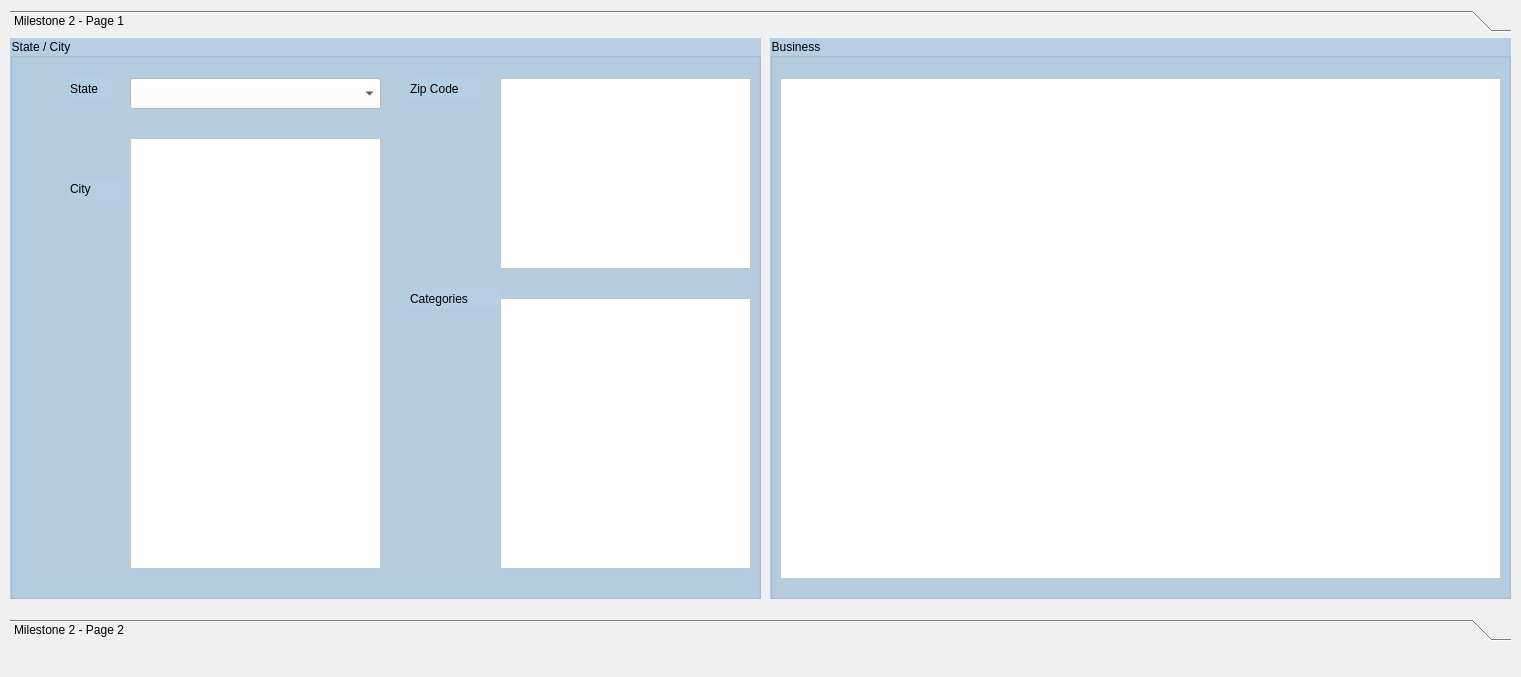
Before: the Qt Designer form milestone1app.ui in csilby01/451milestone3, drawn with Qt 5.
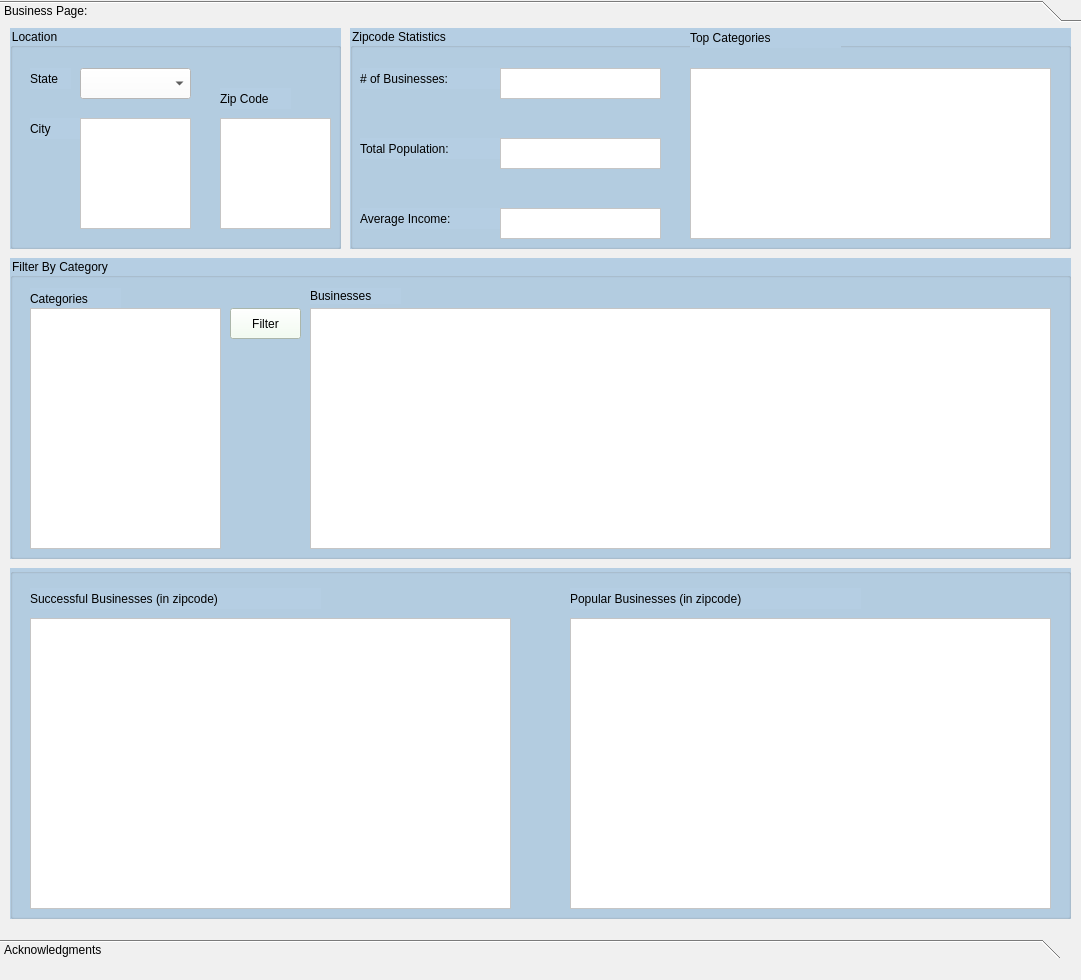
After: the same form once the commit is applied.

What changed in the file:
```diff
--- a/milestone1app.ui
+++ b/milestone1app.ui
@@ -6,8 +6,8 @@
    <rect>
     <x>0</x>
     <y>0</y>
-    <width>1521</width>
-    <height>677</height>
+    <width>1081</width>
+    <height>980</height>
    </rect>
   </property>
   <property name="windowTitle">
@@ -23,10 +23,10 @@
    <widget class="QToolBox" name="toolBox">
     <property name="geometry">
      <rect>
-      <x>10</x>
-      <y>10</y>
-      <width>1501</width>
-      <height>631</height>
+      <x>0</x>
+      <y>0</y>
+      <width>1081</width>
+      <height>961</height>
      </rect>
     </property>
     <property name="styleSheet">
@@ -41,20 +41,20 @@
       <rect>
        <x>0</x>
        <y>0</y>
-       <width>1501</width>
-       <height>563</height>
+       <width>1081</width>
+       <height>893</height>
       </rect>
      </property>
      <attribute name="label">
-      <string>Milestone 2 - Page 1</string>
+      <string>Business Page:</string>
      </attribute>
      <widget class="QGroupBox" name="groupBox">
       <property name="geometry">
        <rect>
-        <x>0</x>
+        <x>10</x>
         <y>0</y>
-        <width>751</width>
-        <height>561</height>
+        <width>331</width>
+        <height>221</height>
        </rect>
       </property>
       <property name="styleSheet">
@@ -62,14 +62,14 @@
 background-color: rgb(181, 206, 227);</string>
       </property>
       <property name="title">
-       <string>State / City</string>
+       <string>Location</string>
       </property>
       <widget class="QComboBox" name="stateList">
        <property name="geometry">
         <rect>
-         <x>120</x>
+         <x>70</x>
          <y>40</y>
-         <width>251</width>
+         <width>111</width>
          <height>31</height>
         </rect>
        </property>
@@ -81,7 +81,7 @@
       <widget class="QLabel" name="label">
        <property name="geometry">
         <rect>
-         <x>60</x>
+         <x>20</x>
          <y>40</y>
          <width>41</width>
          <height>21</height>
@@ -94,8 +94,8 @@
       <widget class="QLabel" name="label_2">
        <property name="geometry">
         <rect>
-         <x>60</x>
-         <y>140</y>
+         <x>20</x>
+         <y>90</y>
          <width>51</width>
          <height>21</height>
         </rect>
@@ -107,10 +107,10 @@
       <widget class="QListWidget" name="cityList">
        <property name="geometry">
         <rect>
-         <x>120</x>
-         <y>100</y>
-         <width>251</width>
-         <height>431</height>
+         <x>70</x>
+         <y>90</y>
+         <width>111</width>
+         <height>111</height>
         </rect>
        </property>
        <property name="styleSheet">
@@ -121,8 +121,8 @@
       <widget class="QLabel" name="label_5">
        <property name="geometry">
         <rect>
-         <x>400</x>
-         <y>40</y>
+         <x>210</x>
+         <y>60</y>
          <width>71</width>
          <height>21</height>
         </rect>
@@ -134,26 +134,180 @@
       <widget class="QListWidget" name="zipList">
        <property name="geometry">
         <rect>
-         <x>490</x>
-         <y>40</y>
-         <width>251</width>
-         <height>191</height>
+         <x>210</x>
+         <y>90</y>
+         <width>111</width>
+         <height>111</height>
         </rect>
        </property>
        <property name="styleSheet">
         <string notr="true">background-color: rgb(255, 255, 255);
 font: 10pt &quot;Lucida Sans Unicode&quot;;</string>
+       </property>
+      </widget>
+     </widget>
+     <widget class="QGroupBox" name="ZipcodeStats">
+      <property name="geometry">
+       <rect>
+        <x>350</x>
+        <y>0</y>
+        <width>721</width>
+        <height>221</height>
+       </rect>
+      </property>
+      <property name="styleSheet">
+       <string notr="true">font: 12pt &quot;Lucida Sans Unicode&quot;;
+background-color: rgb(181, 206, 227);</string>
+      </property>
+      <property name="title">
+       <string>Zipcode Statistics</string>
+      </property>
+      <widget class="QLabel" name="label_3">
+       <property name="geometry">
+        <rect>
+         <x>10</x>
+         <y>40</y>
+         <width>151</width>
+         <height>21</height>
+        </rect>
+       </property>
+       <property name="text">
+        <string># of Businesses:</string>
+       </property>
+      </widget>
+      <widget class="QLabel" name="label_4">
+       <property name="geometry">
+        <rect>
+         <x>10</x>
+         <y>110</y>
+         <width>151</width>
+         <height>21</height>
+        </rect>
+       </property>
+       <property name="text">
+        <string>Total Population:</string>
        </property>
       </widget>
       <widget class="QLabel" name="label_6">
        <property name="geometry">
         <rect>
-         <x>400</x>
-         <y>250</y>
+         <x>10</x>
+         <y>180</y>
+         <width>151</width>
+         <height>21</height>
+        </rect>
+       </property>
+       <property name="text">
+        <string>Average Income:</string>
+       </property>
+      </widget>
+      <widget class="QListWidget" name="numBusiness">
+       <property name="geometry">
+        <rect>
+         <x>150</x>
+         <y>40</y>
+         <width>161</width>
+         <height>31</height>
+        </rect>
+       </property>
+       <property name="styleSheet">
+        <string notr="true">background-color: rgb(255, 255, 255);
+font: 10pt &quot;Lucida Sans Unicode&quot;;</string>
+       </property>
+      </widget>
+      <widget class="QListWidget" name="population">
+       <property name="geometry">
+        <rect>
+         <x>150</x>
+         <y>110</y>
+         <width>161</width>
+         <height>31</height>
+        </rect>
+       </property>
+       <property name="styleSheet">
+        <string notr="true">background-color: rgb(255, 255, 255);
+font: 10pt &quot;Lucida Sans Unicode&quot;;</string>
+       </property>
+      </widget>
+      <widget class="QListWidget" name="avgIncome">
+       <property name="geometry">
+        <rect>
+         <x>150</x>
+         <y>180</y>
+         <width>161</width>
+         <height>31</height>
+        </rect>
+       </property>
+       <property name="styleSheet">
+        <string notr="true">background-color: rgb(255, 255, 255);
+font: 10pt &quot;Lucida Sans Unicode&quot;;</string>
+       </property>
+      </widget>
+      <widget class="QTableWidget" name="categoryTable">
+       <property name="geometry">
+        <rect>
+         <x>340</x>
+         <y>40</y>
+         <width>361</width>
+         <height>171</height>
+        </rect>
+       </property>
+       <property name="styleSheet">
+        <string notr="true">background-color: rgb(255, 255, 255);
+font: 10pt &quot;Lucida Sans Unicode&quot;;</string>
+       </property>
+       <attribute name="horizontalHeaderVisible">
+        <bool>true</bool>
+       </attribute>
+       <attribute name="horizontalHeaderStretchLastSection">
+        <bool>true</bool>
+       </attribute>
+       <attribute name="verticalHeaderVisible">
+        <bool>false</bool>
+       </attribute>
+      </widget>
+      <widget class="QLabel" name="label_7">
+       <property name="geometry">
+        <rect>
+         <x>340</x>
+         <y>0</y>
+         <width>151</width>
+         <height>20</height>
+        </rect>
+       </property>
+       <property name="text">
+        <string>Top Categories</string>
+       </property>
+      </widget>
+     </widget>
+     <widget class="QGroupBox" name="groupBox_2">
+      <property name="geometry">
+       <rect>
+        <x>10</x>
+        <y>230</y>
+        <width>1061</width>
+        <height>301</height>
+       </rect>
+      </property>
+      <property name="styleSheet">
+       <string notr="true">font: 12pt &quot;Lucida Sans Unicode&quot;;
+background-color: rgb(181, 206, 227);</string>
+      </property>
+      <property name="title">
+       <string>Filter By Category</string>
+      </property>
+      <widget class="QLabel" name="label_8">
+       <property name="geometry">
+        <rect>
+         <x>20</x>
+         <y>30</y>
          <width>91</width>
          <height>21</height>
         </rect>
        </property>
+       <property name="styleSheet">
+        <string notr="true">font: 10pt &quot;MS Shell Dlg 2&quot;;</string>
+       </property>
        <property name="text">
         <string>Categories</string>
        </property>
@@ -161,10 +315,10 @@
       <widget class="QListWidget" name="categoryList">
        <property name="geometry">
         <rect>
-         <x>490</x>
-         <y>260</y>
-         <width>251</width>
-         <height>271</height>
+         <x>20</x>
+         <y>50</y>
+         <width>191</width>
+         <height>241</height>
         </rect>
        </property>
        <property name="styleSheet">
@@ -172,30 +326,33 @@
 font: 10pt &quot;Lucida Sans Unicode&quot;;</string>
        </property>
       </widget>
-     </widget>
-     <widget class="QGroupBox" name="businessGroup">
-      <property name="geometry">
-       <rect>
-        <x>760</x>
-        <y>0</y>
-        <width>741</width>
-        <height>561</height>
-       </rect>
-      </property>
-      <property name="styleSheet">
-       <string notr="true">font: 12pt &quot;Lucida Sans Unicode&quot;;
-background-color: rgb(181, 206, 227);</string>
-      </property>
-      <property name="title">
-       <string>Business</string>
-      </property>
+      <widget class="QPushButton" name="filterButton">
+       <property name="geometry">
+        <rect>
+         <x>220</x>
+         <y>50</y>
+         <width>71</width>
+         <height>31</height>
+        </rect>
+       </property>
+       <property name="cursor">
+        <cursorShape>PointingHandCursor</cursorShape>
+       </property>
+       <property name="styleSheet">
+        <string notr="true">background-color: rgb(240, 255, 238);
+</string>
+       </property>
+       <property name="text">
+        <string>Filter</string>
+       </property>
+      </widget>
       <widget class="QTableWidget" name="businessTable">
        <property name="geometry">
         <rect>
-         <x>10</x>
-         <y>40</y>
-         <width>721</width>
-         <height>501</height>
+         <x>300</x>
+         <y>50</y>
+         <width>741</width>
+         <height>241</height>
         </rect>
        </property>
        <property name="styleSheet">
@@ -211,6 +368,111 @@
        <attribute name="verticalHeaderVisible">
         <bool>false</bool>
        </attribute>
+      </widget>
+      <widget class="QLabel" name="label_9">
+       <property name="geometry">
+        <rect>
+         <x>300</x>
+         <y>30</y>
+         <width>91</width>
+         <height>16</height>
+        </rect>
+       </property>
+       <property name="styleSheet">
+        <string notr="true">font: 10pt &quot;MS Shell Dlg 2&quot;;</string>
+       </property>
+       <property name="text">
+        <string>Businesses</string>
+       </property>
+      </widget>
+     </widget>
+     <widget class="QGroupBox" name="groupBox_3">
+      <property name="geometry">
+       <rect>
+        <x>10</x>
+        <y>540</y>
+        <width>1061</width>
+        <height>351</height>
+       </rect>
+      </property>
+      <property name="styleSheet">
+       <string notr="true">font: 12pt &quot;Lucida Sans Unicode&quot;;
+background-color: rgb(181, 206, 227);</string>
+      </property>
+      <property name="title">
+       <string/>
+      </property>
+      <widget class="QTableWidget" name="successfulTable">
+       <property name="geometry">
+        <rect>
+         <x>20</x>
+         <y>50</y>
+         <width>481</width>
+         <height>291</height>
+        </rect>
+       </property>
+       <property name="styleSheet">
+        <string notr="true">background-color: rgb(255, 255, 255);
+font: 10pt &quot;Lucida Sans Unicode&quot;;</string>
+       </property>
+       <attribute name="horizontalHeaderVisible">
+        <bool>true</bool>
+       </attribute>
+       <attribute name="horizontalHeaderStretchLastSection">
+        <bool>true</bool>
+       </attribute>
+       <attribute name="verticalHeaderVisible">
+        <bool>false</bool>
+       </attribute>
+      </widget>
+      <widget class="QTableWidget" name="popularTable">
+       <property name="geometry">
+        <rect>
+         <x>560</x>
+         <y>50</y>
+         <width>481</width>
+         <height>291</height>
+        </rect>
+       </property>
+       <property name="styleSheet">
+        <string notr="true">background-color: rgb(255, 255, 255);
+font: 10pt &quot;Lucida Sans Unicode&quot;;</string>
+       </property>
+       <attribute name="horizontalHeaderVisible">
+        <bool>true</bool>
+       </attribute>
+       <attribute name="horizontalHeaderStretchLastSection">
+        <bool>true</bool>
+       </attribute>
+       <attribute name="verticalHeaderVisible">
+        <bool>false</bool>
+       </attribute>
+      </widget>
+      <widget class="QLabel" name="label_10">
+       <property name="geometry">
+        <rect>
+         <x>20</x>
+         <y>20</y>
+         <width>291</width>
+         <height>21</height>
+        </rect>
+       </property>
+       <property name="text">
+        <string>Successful Businesses (in zipcode)</string>
+       </property>
+      </widget>
+      <widget class="QLabel" name="label_11">
+       <property name="geometry">
+        <rect>
+         <x>560</x>
+         <y>20</y>
+         <width>291</width>
+         <height>21</height>
+        </rect>
+       </property>
+       <property name="text">
+        <string>Popular Businesses (in zipcode)</string>
+       </property>
       </widget>
      </widget>
     </widget>
@@ -224,7 +486,7 @@
       </rect>
      </property>
      <attribute name="label">
-      <string>Milestone 2 - Page 2</string>
+      <string>Acknowledgments</string>
      </attribute>
     </widget>
    </widget>
```
Left out of the diff: 6 changed lines with no effect on the pictures.
